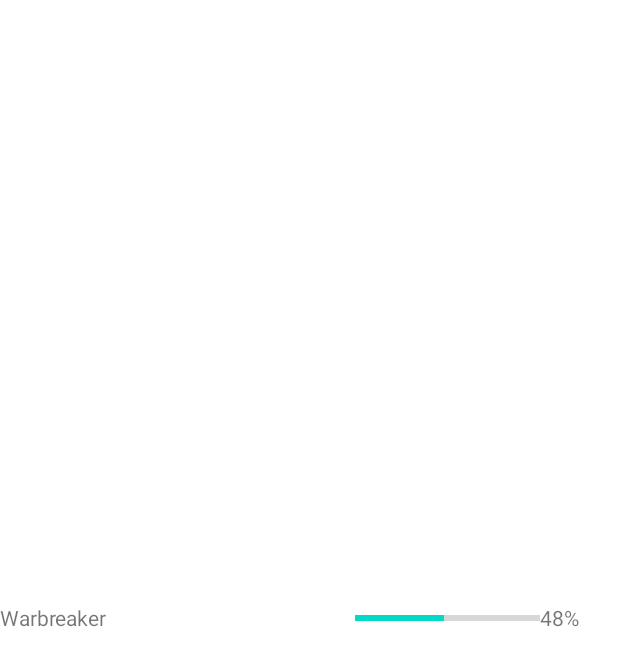
After one commit to ITJammish/sanderson-widget, an Android app: the layout view_progress_item.xml on its own in the app's theme, with its tools: preview values and no code run, on a phone screen of 412 x 824 dp. The commit adds this screen. Shown: the top 666 px of the screen. Run offline under Robolectric (Android 15) with nearby library versions, the phone set to English and light mode, and no system bars.

Commit message:
Using adapter intent to show progress items in a listview

```diff
--- a/app/src/main/AndroidManifest.xml
+++ b/app/src/main/AndroidManifest.xml
@@ -35,6 +35,10 @@
                 <action android:name="android.appwidget.action.APPWIDGET_CONFIGURE" />
             </intent-filter>
         </activity>
+
+        <service
+            android:name=".ui.ProgressItemWidgetService"
+            android:permission="android.permission.BIND_REMOTEVIEWS" />
     </application>
 
 </manifest>
--- /dev/null
+++ b/app/src/main/res/layout/view_progress_item.xml
@@ -0,0 +1,35 @@
+<?xml version="1.0" encoding="utf-8"?>
+<LinearLayout xmlns:android="http://schemas.android.com/apk/res/android"
+    xmlns:tools="http://schemas.android.com/tools"
+    android:id="@+id/progress_item"
+    android:layout_width="match_parent"
+    android:layout_height="match_parent"
+    android:gravity="center_vertical"
+    android:orientation="horizontal"
+    android:weightSum="10">
+
+    <TextView
+        android:id="@+id/item_title"
+        android:layout_width="0dp"
+        android:layout_height="wrap_content"
+        android:layout_weight="5.75"
+        android:singleLine="true"
+        tools:text="Warbreaker" />
+
+    <ProgressBar
+        android:id="@+id/item_progress_bar"
+        style="@style/Widget.AppCompat.ProgressBar.Horizontal"
+        android:layout_width="0dp"
+        android:layout_height="wrap_content"
+        android:layout_weight="3"
+        android:progress="0"
+        tools:progress="48" />
+
+    <TextView
+        android:id="@+id/item_percentage"
+        android:layout_width="0dp"
+        android:layout_height="wrap_content"
+        android:layout_weight="1.25"
+        android:singleLine="true"
+        tools:text="48%" />
+</LinearLayout>
--- a/app/src/main/res/xml/progress_bars_info.xml
+++ b/app/src/main/res/xml/progress_bars_info.xml
@@ -2,12 +2,12 @@
 <appwidget-provider xmlns:android="http://schemas.android.com/apk/res/android"
     android:configure="com.itj.sandersonwidget.ProgressBarsConfigureActivity"
     android:description="@string/app_widget_description"
-    android:initialKeyguardLayout="@layout/progress_bars"
-    android:initialLayout="@layout/progress_bars"
+    android:initialKeyguardLayout="@layout/widget_progress_bars"
+    android:initialLayout="@layout/widget_progress_bars"
     android:minWidth="40dp"
     android:minHeight="40dp"
     android:previewImage="@drawable/example_appwidget_preview"
-    android:previewLayout="@layout/progress_bars"
+    android:previewLayout="@layout/widget_progress_bars"
     android:resizeMode="horizontal|vertical"
     android:targetCellWidth="1"
     android:targetCellHeight="1"
```
Also changed, not shown: app/src/main/java/com/itj/sandersonwidget/ProgressBars.kt (+18 -11 lines), app/src/main/java/com/itj/sandersonwidget/TestWorkerClass.kt (+5 -4 lines), app/src/main/java/com/itj/sandersonwidget/ui/ProgressItemWidgetService.kt (added, +76 -0 lines), app/src/main/res/layout/progress_bars.xml (deleted, +0 -19 lines), app/src/main/res/layout/widget_progress_bars.xml (added, +42 -0 lines), app/src/main/res/layout/activity_progress_bars_configure.xml (renamed from app/src/main/res/layout/progress_bars_configure.xml), 1 other file.
